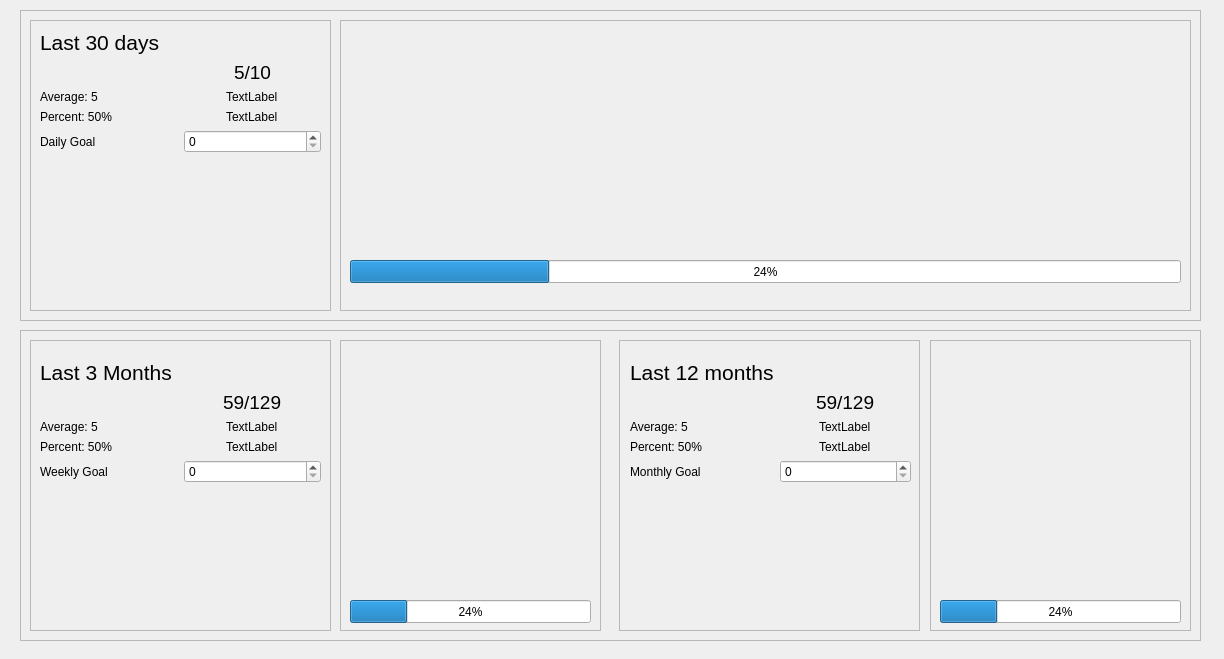
Above: src/gui/ui/goalsview.ui from ravenvz/SprintTimer before the change. Below: the same form after it.
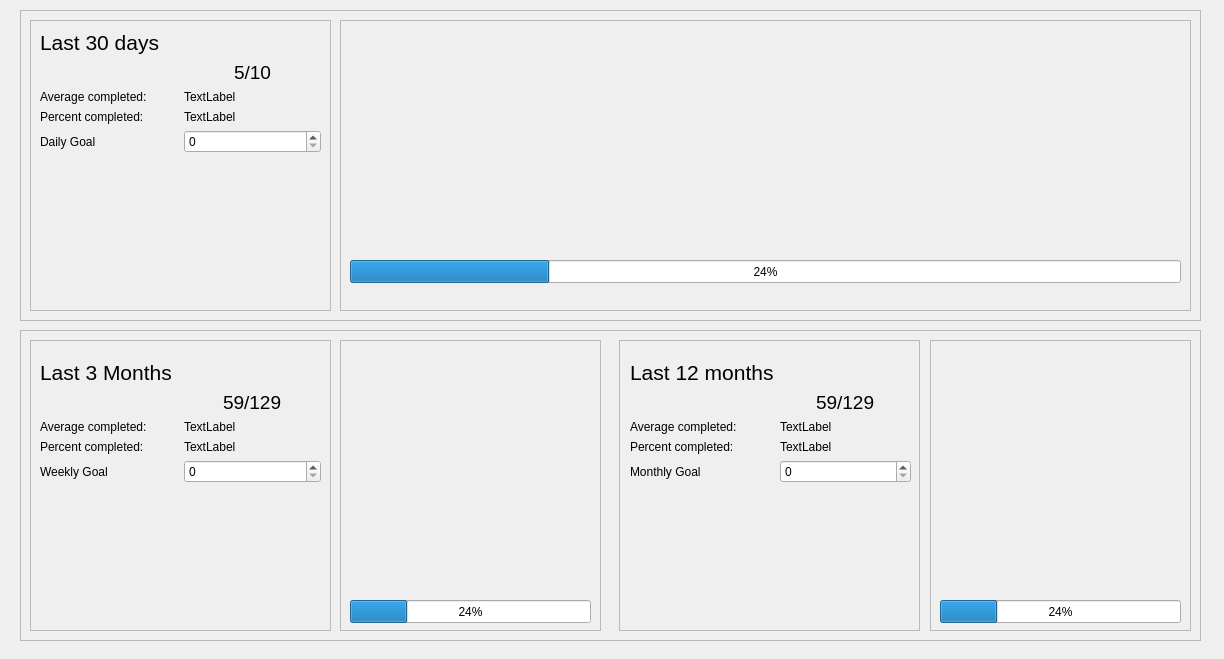
That is the form after the change.

Commit message: Percentages are now updated on goal change

Diff of the .ui file:
```diff
--- a/src/gui/ui/goalsview.ui
+++ b/src/gui/ui/goalsview.ui
@@ -73,17 +73,17 @@
       </property>
      </spacer>
     </item>
-    <item row="2" column="0">
+    <item row="2" column="0" alignment="Qt::AlignLeft">
      <widget class="QLabel" name="label_4">
       <property name="text">
-       <string>Average: 5</string>
+       <string>Average completed: </string>
       </property>
      </widget>
     </item>
-    <item row="3" column="0">
+    <item row="3" column="0" alignment="Qt::AlignLeft">
      <widget class="QLabel" name="label_5">
       <property name="text">
-       <string>Percent: 50%</string>
+       <string>Percent completed: </string>
       </property>
      </widget>
     </item>
@@ -99,14 +99,14 @@
       </property>
      </widget>
     </item>
-    <item row="2" column="1" alignment="Qt::AlignHCenter">
+    <item row="2" column="1" alignment="Qt::AlignLeft">
      <widget class="QLabel" name="labelLastMonthAverage">
       <property name="text">
        <string>TextLabel</string>
       </property>
      </widget>
     </item>
-    <item row="3" column="1" alignment="Qt::AlignHCenter">
+    <item row="3" column="1" alignment="Qt::AlignLeft">
      <widget class="QLabel" name="labelLastMonthPercentage">
       <property name="text">
        <string>TextLabel</string>
@@ -170,17 +170,17 @@
       </property>
      </spacer>
     </item>
-    <item row="2" column="0">
+    <item row="2" column="0" alignment="Qt::AlignLeft">
      <widget class="QLabel" name="label_8">
       <property name="text">
-       <string>Average: 5</string>
+       <string>Average completed: </string>
       </property>
      </widget>
     </item>
-    <item row="3" column="0">
+    <item row="3" column="0" alignment="Qt::AlignLeft">
      <widget class="QLabel" name="label_9">
       <property name="text">
-       <string>Percent: 50%</string>
+       <string>Percent completed: </string>
       </property>
      </widget>
     </item>
@@ -209,14 +209,14 @@
       </property>
      </spacer>
     </item>
-    <item row="2" column="1" alignment="Qt::AlignHCenter">
+    <item row="2" column="1" alignment="Qt::AlignLeft">
      <widget class="QLabel" name="labelLastQuarterAverage">
       <property name="text">
        <string>TextLabel</string>
       </property>
      </widget>
     </item>
-    <item row="3" column="1" alignment="Qt::AlignHCenter">
+    <item row="3" column="1" alignment="Qt::AlignLeft">
      <widget class="QLabel" name="labelLastQuarterPercentage">
       <property name="text">
        <string>TextLabel</string>
@@ -272,10 +272,10 @@
     </rect>
    </property>
    <layout class="QGridLayout" name="gridLayout_5">
-    <item row="2" column="0">
+    <item row="2" column="0" alignment="Qt::AlignLeft">
      <widget class="QLabel" name="label_12">
       <property name="text">
-       <string>Average: 5</string>
+       <string>Average completed: </string>
       </property>
      </widget>
     </item>
@@ -321,10 +321,10 @@
       </property>
      </spacer>
     </item>
-    <item row="3" column="0">
+    <item row="3" column="0" alignment="Qt::AlignLeft">
      <widget class="QLabel" name="label_11">
       <property name="text">
-       <string>Percent: 50%</string>
+       <string>Percent completed: </string>
       </property>
      </widget>
     </item>
@@ -340,14 +340,14 @@
       </property>
      </widget>
     </item>
-    <item row="2" column="1" alignment="Qt::AlignHCenter">
+    <item row="2" column="1" alignment="Qt::AlignLeft">
      <widget class="QLabel" name="labelLastYearAverage">
       <property name="text">
        <string>TextLabel</string>
       </property>
      </widget>
     </item>
-    <item row="3" column="1" alignment="Qt::AlignHCenter">
+    <item row="3" column="1" alignment="Qt::AlignLeft">
      <widget class="QLabel" name="labelLastYearPercentage">
       <property name="text">
        <string>TextLabel</string>
```
The commit also changes 2 other files.
